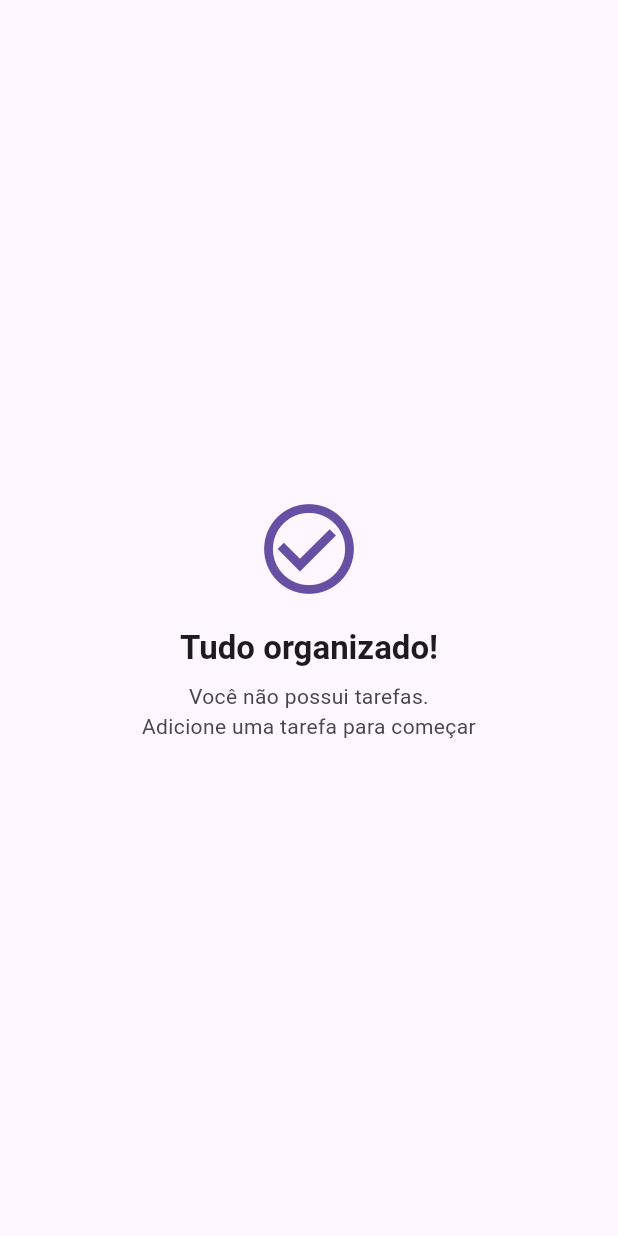
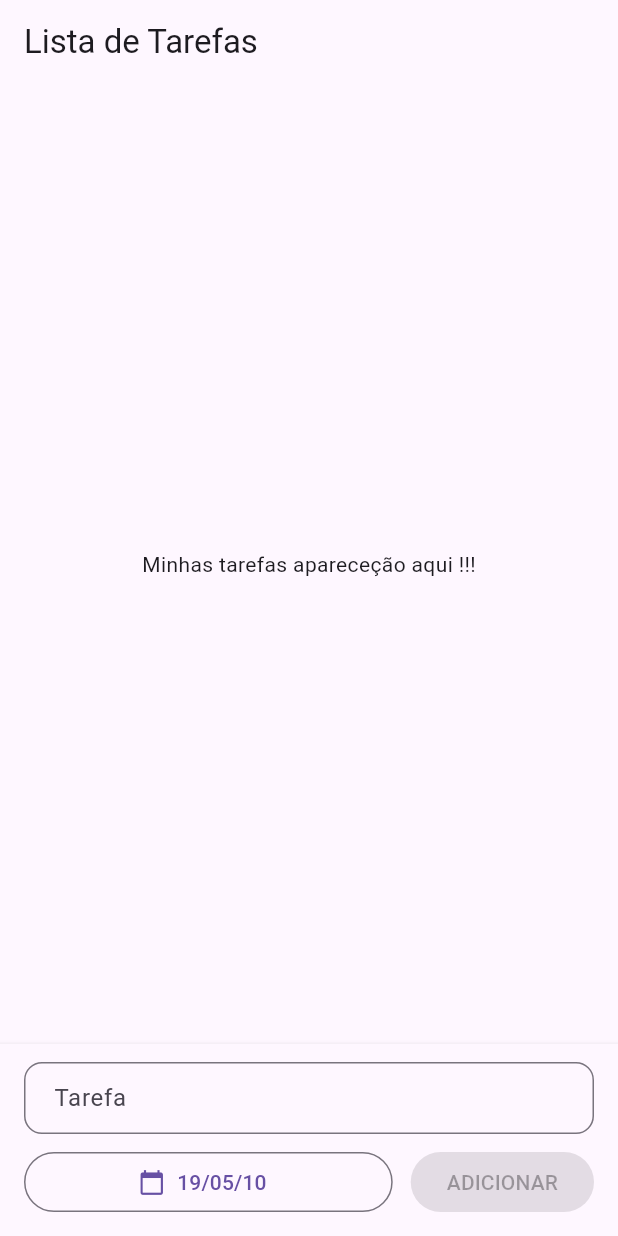
Before and after one commit to gustavogrodrigues8/todo_list_flutter, a Flutter app: the screen it shows after launch, on a phone screen of 412 x 824 dp. Run offline on Flutter 3.47's test engine with Material 3 defaults, Android fonts, the phone set to English and light mode, and no system bars; our stand-ins replace shared_preferences; statements that could not run were skipped.

Commit message:
alterações aula 04/11/2026

```diff
--- a/lib/main.dart
+++ b/lib/main.dart
@@ -1,13 +1,34 @@
+
 import 'package:flutter/material.dart';
-import 'widgets/empty_state.dart';
+import 'package:todo_list_flutter/widgets/task_input.dart';
+import 'widgets/task_filter.dart';
 
 void main() {
-  runApp(const MaterialApp(
-    debugShowCheckedModeBanner: false,
-    home: Scaffold(
-      body: Center(
-        child: EmptyState(),
+  runApp(const MyApp());
+}
+
+class MyApp extends StatelessWidget {
+  const MyApp({super.key});
+
+  @override
+  Widget build(BuildContext context) {
+    return MaterialApp(
+      debugShowCheckedModeBanner: false,
+      home: Scaffold(
+        appBar: AppBar(
+          title: const Text('Lista de Tarefas'),
+        ),
+        body: const Center(
+          child: Text('Minhas tarefas apareceção aqui !!!'),
+          ),
+          bottomNavigationBar: TaskInput(
+            selectedDate: DateTime.now(),
+            onAdd: (title, date){
+              debugPrint('tarefa: $title');
+              debugPrint('Data: $date');
+            }
+            ),
       ),
-    ),
-  ));
+    );
+  }
 }
--- a/lib/widgets/task_input.dart
+++ b/lib/widgets/task_input.dart
@@ -12,28 +12,29 @@ class TaskInput extends StatefulWidget {
   });
 
   @override
-    State<TaskInput> createState() => _TaskInputState();
+  State<TaskInput> createState() => _TaskInputState();
 }
 
-class _TaskInputState extends State<TaskInput>{
-  final TextEditingController _controller  = TextEditingController();
+class _TaskInputState extends State<TaskInput> {
+  final TextEditingController _controller = TextEditingController();
   late DateTime _taskDate;
 
   @override
-  void initState(){
+  void initState() {
     super.initState();
     _taskDate = dateOnly(widget.selectedDate);
   }
 
   @override
-  void didUpdateWidget(TaskInput oldWidget){
+  void didUpdateWidget(TaskInput oldWidget) {
     super.didUpdateWidget(oldWidget);
-    if (!isSameDay(oldWidget.selectedDate, widget.selectedDate));
-    _taskDate = dateOnly(widget.selectedDate);
+    if (!isSameDay(oldWidget.selectedDate, widget.selectedDate)) {
+      _taskDate = dateOnly(widget.selectedDate);
+    }
   }
 
   @override
-  void dispose(){
+  void dispose() {
     _controller.dispose();
     super.dispose();
   }
@@ -46,15 +47,82 @@ class _TaskInputState extends State<TaskInput>{
       lastDate: DateTime(2100),
     );
 
-    if (picked != null){
+    if (picked != null) {
       setState(() {
         _taskDate = dateOnly(picked);
       });
     }
   }
 
-  void _submit(){
+  void _submit() {
     final title = _controller.text.trim();
 
+    if (title.isEmpty) {
+      ScaffoldMessenger.of(context).showSnackBar(
+        const SnackBar(content: Text('Digite uma tarefa antes de adicionar.')),
+      );
+
+      return;
+    }
+
+    widget.onAdd(title, _taskDate);
+    _controller.clear();
+  }
+
+  @override
+  Widget build(BuildContext context) {
+    return Material(
+      elevation: 3,
+      color: Theme.of(context).colorScheme.surface,
+      child: SafeArea(
+        child: Padding(
+          padding: const EdgeInsets.fromLTRB(16, 12, 16, 12),
+          child: Column(
+            mainAxisSize: MainAxisSize.min,
+            children: [
+              TextField(
+                controller: _controller,
+                textInputAction: TextInputAction.done,
+                onSubmitted: (_) => _submit(),
+                decoration: InputDecoration(
+                  labelText: 'Tarefa',
+                  hintText: 'Nova Tarefa',
+                  border: OutlineInputBorder(
+                    borderRadius: BorderRadius.circular(12),
+                  ),
+                  contentPadding: const EdgeInsets.symmetric(
+                    horizontal: 16,
+                    vertical: 12,
+                  )
+                ),
+              ),
+              const SizedBox(height: 8),
+              Row(
+                children: [
+                  Expanded(
+                    child: OutlinedButton.icon(
+                      onPressed: _pickDate,
+                      icon: const Icon(Icons.calendar_today),
+                      label: Text(formatShortDate(_taskDate)),
+                    ),
+                  ),
+                  const SizedBox(width: 12),
+                  FilledButton(
+                    onPressed: _submit
+                    style: FilledButton.styleFrom(
+                      minimumSize: const Size(120, 48),
+                      shape: RoundedRectangleBorder(
+                        borderRadius: BorderRadius.circular(12),
+                      )
+                    ),
+                    child: const Text('ADICIONAR'),
+                    ),
+                ],
+              )
+            ],
+          ),
+        ),
+      ),
+    );
   }
 }
```
